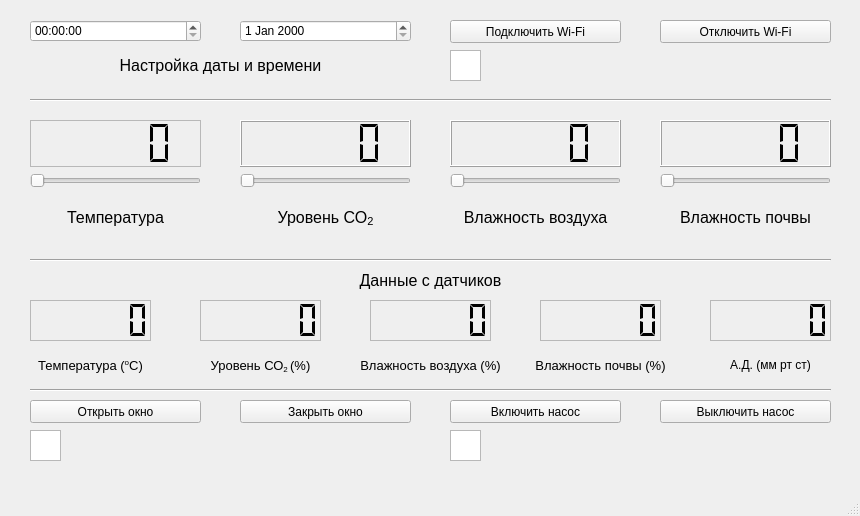
Old version of the form practise02/Qt/mainwindow.ui in the repository zuwarka/Practise.
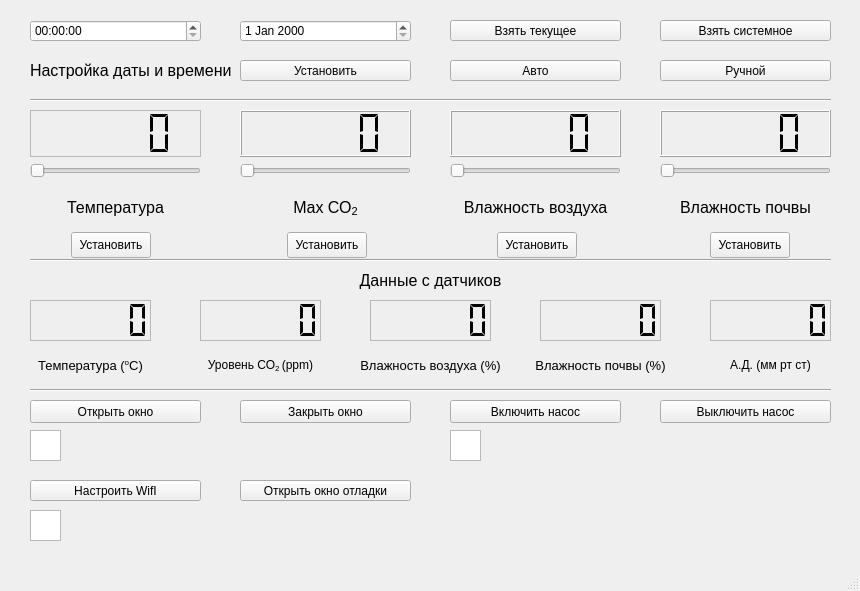
New version of the form.

The edit to the form file:
```diff
--- a/practise02/Qt/mainwindow.ui
+++ b/practise02/Qt/mainwindow.ui
@@ -7,7 +7,7 @@
     <x>0</x>
     <y>0</y>
     <width>860</width>
-    <height>516</height>
+    <height>591</height>
    </rect>
   </property>
   <property name="windowTitle">
@@ -18,7 +18,7 @@
     <property name="geometry">
      <rect>
       <x>30</x>
-      <y>120</y>
+      <y>110</y>
       <width>171</width>
       <height>121</height>
      </rect>
@@ -57,7 +57,7 @@
     <property name="geometry">
      <rect>
       <x>240</x>
-      <y>120</y>
+      <y>110</y>
       <width>171</width>
       <height>121</height>
      </rect>
@@ -83,7 +83,7 @@
      <item>
       <widget class="QLabel" name="label_co">
        <property name="text">
-        <string>&lt;html&gt;&lt;head/&gt;&lt;body&gt;&lt;p align=&quot;center&quot;&gt;&lt;span style=&quot; font-size:12pt;&quot;&gt;Уровень СО&lt;/span&gt;&lt;span style=&quot; font-size:12pt; vertical-align:sub;&quot;&gt;2&lt;/span&gt;&lt;/p&gt;&lt;/body&gt;&lt;/html&gt;</string>
+        <string>&lt;html&gt;&lt;head/&gt;&lt;body&gt;&lt;p align=&quot;center&quot;&gt;&lt;span style=&quot; font-size:12pt;&quot;&gt;Max СО&lt;/span&gt;&lt;span style=&quot; font-size:12pt; vertical-align:sub;&quot;&gt;2&lt;/span&gt;&lt;/p&gt;&lt;/body&gt;&lt;/html&gt;</string>
        </property>
       </widget>
      </item>
@@ -93,7 +93,7 @@
     <property name="geometry">
      <rect>
       <x>450</x>
-      <y>120</y>
+      <y>110</y>
       <width>171</width>
       <height>121</height>
      </rect>
@@ -129,7 +129,7 @@
     <property name="geometry">
      <rect>
       <x>660</x>
-      <y>120</y>
+      <y>110</y>
       <width>171</width>
       <height>121</height>
      </rect>
@@ -164,27 +164,14 @@
    <widget class="QPushButton" name="button_on_wifi">
     <property name="geometry">
      <rect>
-      <x>450</x>
-      <y>20</y>
+      <x>30</x>
+      <y>480</y>
       <width>171</width>
-      <height>23</height>
+      <height>21</height>
      </rect>
     </property>
     <property name="text">
-     <string>Подключить Wi-Fi</string>
-    </property>
-   </widget>
-   <widget class="QPushButton" name="button_off_wifi">
-    <property name="geometry">
-     <rect>
-      <x>660</x>
-      <y>20</y>
-      <width>171</width>
-      <height>23</height>
-     </rect>
-    </property>
-    <property name="text">
-     <string>Отключить Wi-Fi</string>
+     <string>Настроить WifI</string>
     </property>
    </widget>
    <widget class="QPushButton" name="button_on_window">
@@ -271,8 +258,8 @@
    <widget class="QLabel" name="label_wifi">
     <property name="geometry">
      <rect>
-      <x>490</x>
-      <y>50</y>
+      <x>70</x>
+      <y>510</y>
       <width>341</width>
       <height>31</height>
      </rect>
@@ -305,9 +292,9 @@
     <property name="geometry">
      <rect>
       <x>30</x>
-      <y>50</y>
-      <width>381</width>
-      <height>31</height>
+      <y>60</y>
+      <width>201</width>
+      <height>21</height>
      </rect>
     </property>
     <property name="text">
@@ -330,8 +317,8 @@
    <widget class="QGraphicsView" name="lamp_wifi">
     <property name="geometry">
      <rect>
-      <x>450</x>
-      <y>50</y>
+      <x>30</x>
+      <y>510</y>
       <width>31</width>
       <height>31</height>
      </rect>
@@ -529,7 +516,7 @@
      </rect>
     </property>
     <property name="text">
-     <string>&lt;html&gt;&lt;head/&gt;&lt;body&gt;&lt;p align=&quot;center&quot;&gt;&lt;span style=&quot; font-size:10pt;&quot;&gt;Уровень СО&lt;/span&gt;&lt;span style=&quot; font-size:10pt; vertical-align:sub;&quot;&gt;2 &lt;/span&gt;&lt;span style=&quot; font-size:10pt;&quot;&gt;(%)&lt;/span&gt;&lt;/p&gt;&lt;/body&gt;&lt;/html&gt;</string>
+     <string>&lt;html&gt;&lt;head/&gt;&lt;body&gt;&lt;p align=&quot;center&quot;&gt;Уровень СО&lt;span style=&quot; vertical-align:sub;&quot;&gt;2 &lt;/span&gt;(ppm)&lt;/p&gt;&lt;/body&gt;&lt;/html&gt;</string>
     </property>
    </widget>
    <widget class="QLabel" name="label_data_and_time_5">
@@ -571,6 +558,136 @@
      <string>&lt;html&gt;&lt;head/&gt;&lt;body&gt;&lt;p align=&quot;center&quot;&gt;А.Д. (мм рт ст)&lt;/p&gt;&lt;/body&gt;&lt;/html&gt;</string>
     </property>
    </widget>
+   <widget class="QPushButton" name="getsystime">
+    <property name="geometry">
+     <rect>
+      <x>660</x>
+      <y>20</y>
+      <width>171</width>
+      <height>21</height>
+     </rect>
+    </property>
+    <property name="text">
+     <string>Взять системное</string>
+    </property>
+   </widget>
+   <widget class="QPushButton" name="settime">
+    <property name="geometry">
+     <rect>
+      <x>240</x>
+      <y>60</y>
+      <width>171</width>
+      <height>21</height>
+     </rect>
+    </property>
+    <property name="text">
+     <string>Установить</string>
+    </property>
+   </widget>
+   <widget class="QPushButton" name="getstmtime">
+    <property name="geometry">
+     <rect>
+      <x>450</x>
+      <y>20</y>
+      <width>171</width>
+      <height>21</height>
+     </rect>
+    </property>
+    <property name="text">
+     <string>Взять текущее</string>
+    </property>
+   </widget>
+   <widget class="QPushButton" name="buttondebug">
+    <property name="geometry">
+     <rect>
+      <x>240</x>
+      <y>480</y>
+      <width>171</width>
+      <height>21</height>
+     </rect>
+    </property>
+    <property name="text">
+     <string>Открыть окно отладки</string>
+    </property>
+   </widget>
+   <widget class="QPushButton" name="settemp">
+    <property name="geometry">
+     <rect>
+      <x>71</x>
+      <y>232</y>
+      <width>80</width>
+      <height>26</height>
+     </rect>
+    </property>
+    <property name="text">
+     <string>Установить</string>
+    </property>
+   </widget>
+   <widget class="QPushButton" name="setmaxco2">
+    <property name="geometry">
+     <rect>
+      <x>287</x>
+      <y>232</y>
+      <width>80</width>
+      <height>26</height>
+     </rect>
+    </property>
+    <property name="text">
+     <string>Установить</string>
+    </property>
+   </widget>
+   <widget class="QPushButton" name="setneedhuma">
+    <property name="geometry">
+     <rect>
+      <x>497</x>
+      <y>232</y>
+      <width>80</width>
+      <height>26</height>
+     </rect>
+    </property>
+    <property name="text">
+     <string>Установить</string>
+    </property>
+   </widget>
+   <widget class="QPushButton" name="setneedhume">
+    <property name="geometry">
+     <rect>
+      <x>710</x>
+      <y>232</y>
+      <width>80</width>
+      <height>26</height>
+     </rect>
+    </property>
+    <property name="text">
+     <string>Установить</string>
+    </property>
+   </widget>
+   <widget class="QPushButton" name="setauto">
+    <property name="geometry">
+     <rect>
+      <x>450</x>
+      <y>60</y>
+      <width>171</width>
+      <height>21</height>
+     </rect>
+    </property>
+    <property name="text">
+     <string>Авто</string>
+    </property>
+   </widget>
+   <widget class="QPushButton" name="setmanual">
+    <property name="geometry">
+     <rect>
+      <x>660</x>
+      <y>60</y>
+      <width>171</width>
+      <height>21</height>
+     </rect>
+    </property>
+    <property name="text">
+     <string>Ручной</string>
+    </property>
+   </widget>
   </widget>
   <widget class="QMenuBar" name="menubar">
    <property name="enabled">
```
